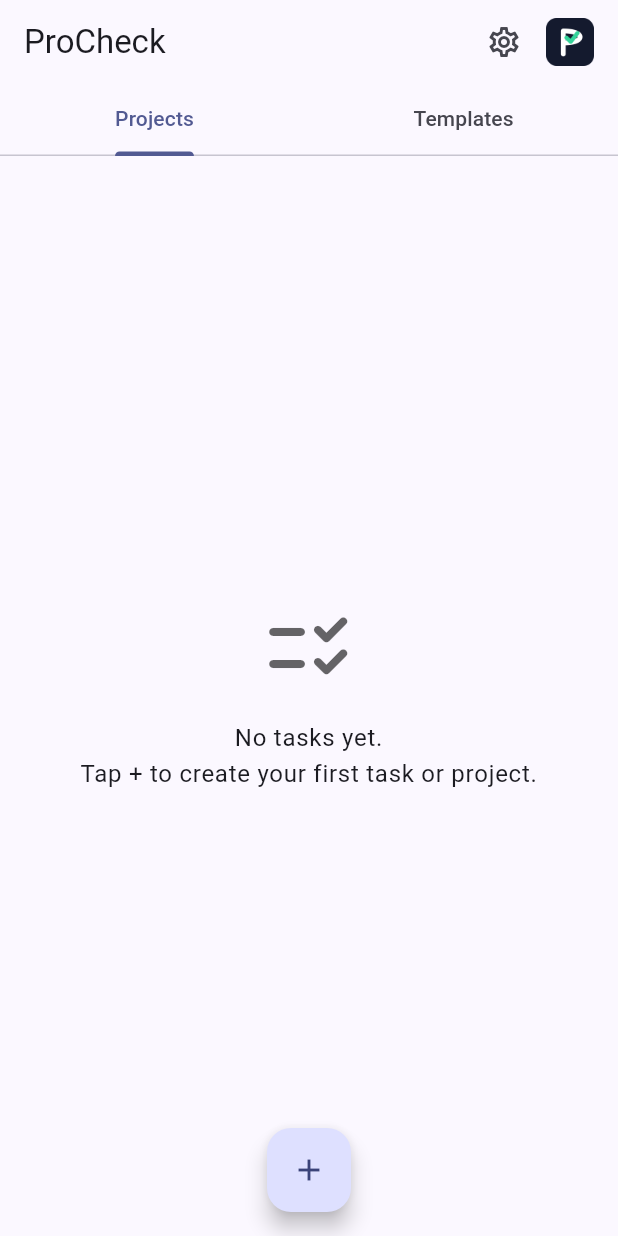
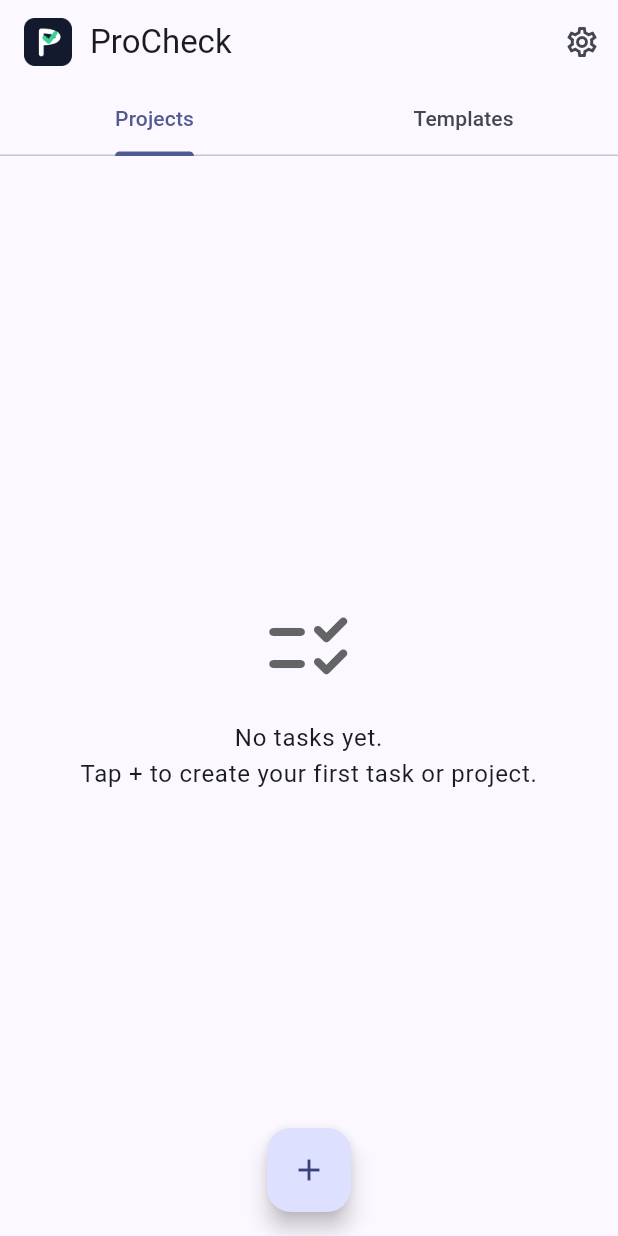
Before and after one commit to JellevdBerg/Procheck-listing-app, a Flutter app: the screen it shows after launch, on a phone screen of 412 x 824 dp. Run offline on Flutter 3.47's test engine with Material 3 defaults, Android fonts, the phone set to English and light mode, and no system bars; our stand-ins replace flutter_riverpod, hive, hive_flutter; accounts and stored records are empty.

Commit message:
Move logo next to the ProCheck title in the app bar
Was in the top-right actions; moved into the title itself (top-left,
before the app name) instead.

Co-Authored-By: Claude Sonnet 5 <noreply@anthropic.com>
Claude-Session: https://claude.ai/code/session_019yqX4kWsz4fTKXYhpjpwbe

```diff
--- a/lib/screens/home_screen.dart
+++ b/lib/screens/home_screen.dart
@@ -46,7 +46,14 @@ class _HomeScreenState extends ConsumerState<HomeScreen>
     return DropAwayOnPush(
       child: Scaffold(
         appBar: AppBar(
-          title: const Text('ProCheck'),
+          title: const Row(
+            mainAxisSize: MainAxisSize.min,
+            children: [
+              AppLogo(size: 32),
+              SizedBox(width: 12),
+              Text('ProCheck'),
+            ],
+          ),
           actions: [
             IconButton(
               icon: const Icon(Icons.settings_outlined),
@@ -54,10 +61,6 @@ class _HomeScreenState extends ConsumerState<HomeScreen>
               onPressed: () => Navigator.of(
                 context,
               ).push(MaterialPageRoute(builder: (_) => const SettingsScreen())),
-            ),
-            const Padding(
-              padding: EdgeInsets.only(right: 16, left: 4),
-              child: AppLogo(size: 32),
             ),
           ],
           bottom: TabBar(
```
